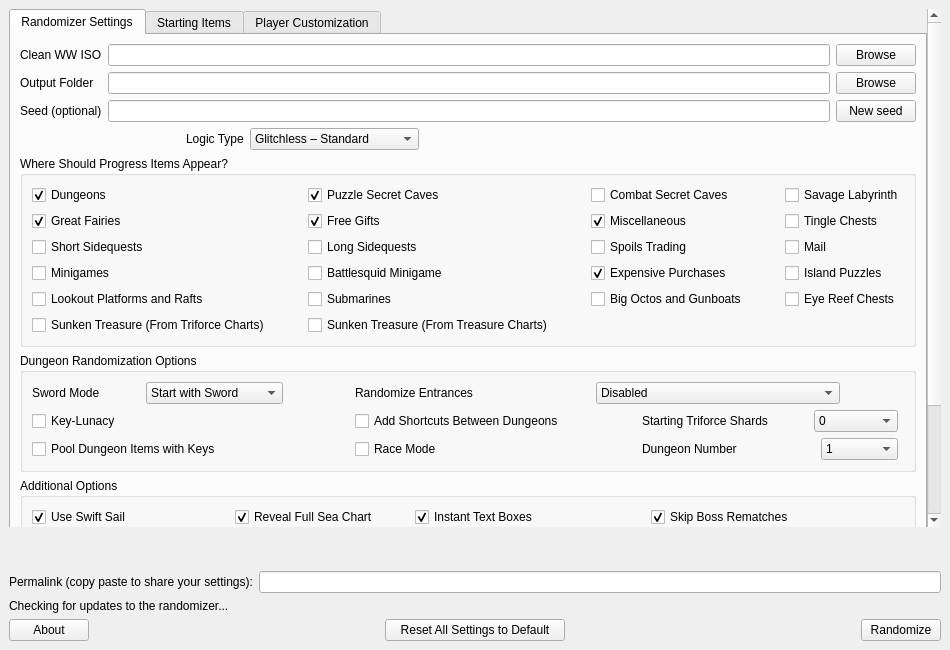
Old version of the form wwr_ui/randomizer_window.ui in the repository wooferzfg/wwrando.
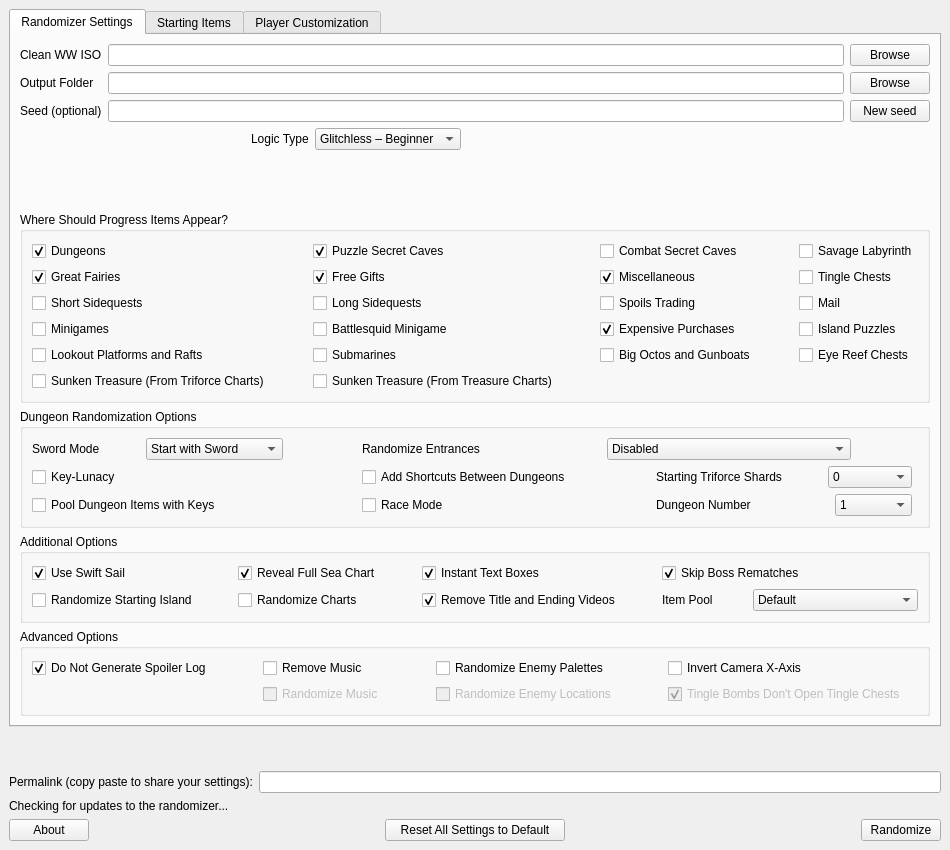
New version of the form.

Commit message:
Custom Logic Injection Finalization
Load function works as in tended
Included example files
Removed error casing (Crain)

Diff of the .ui file:
```diff
--- a/wwr_ui/randomizer_window.ui
+++ b/wwr_ui/randomizer_window.ui
@@ -7,7 +7,7 @@
     <x>0</x>
     <y>0</y>
     <width>950</width>
-    <height>650</height>
+    <height>850</height>
    </rect>
   </property>
   <property name="windowTitle">
@@ -29,7 +29,7 @@
          <x>0</x>
          <y>0</y>
          <width>944</width>
-         <height>730</height>
+         <height>753</height>
         </rect>
        </property>
        <layout class="QVBoxLayout" name="verticalLayout_4">
@@ -114,37 +114,8 @@
              </layout>
             </item>
             <item>
-             <layout class="QHBoxLayout" name="layout_for_logic">
-              <item>
-               <spacer name="horizontalSpacer_2">
-                <property name="orientation">
-                 <enum>Qt::Horizontal</enum>
-                </property>
-                <property name="sizeHint" stdset="0">
-                 <size>
-                  <width>40</width>
-                  <height>20</height>
-                 </size>
-                </property>
-               </spacer>
-              </item>
-              <item>
-               <widget class="QLabel" name="label_for_logic">
-                <property name="enabled">
-                 <bool>true</bool>
-                </property>
-                <property name="maximumSize">
-                 <size>
-                  <width>489</width>
-                  <height>16777215</height>
-                 </size>
-                </property>
-                <property name="text">
-                 <string>Logic Type</string>
-                </property>
-               </widget>
-              </item>
-              <item>
+             <layout class="QGridLayout" name="gridLayout">
+              <item row="0" column="3">
                <widget class="QComboBox" name="logic_mod">
                 <property name="minimumSize">
                  <size>
@@ -153,7 +124,7 @@
                  </size>
                 </property>
                 <property name="currentIndex">
-                 <number>1</number>
+                 <number>0</number>
                 </property>
                 <item>
                  <property name="text">
@@ -177,7 +148,7 @@
                 </item>
                 <item>
                  <property name="text">
-                  <string>Glitched – Lunatic (Crain)</string>
+                  <string>Glitched – Lunatic</string>
                  </property>
                 </item>
                 <item>
@@ -187,7 +158,7 @@
                 </item>
                </widget>
               </item>
-              <item>
+              <item row="0" column="4">
                <spacer name="horizontalSpacer_4">
                 <property name="orientation">
                  <enum>Qt::Horizontal</enum>
@@ -200,20 +171,7 @@
                 </property>
                </spacer>
               </item>
-              <item>
-               <spacer name="horizontalSpacer_3">
-                <property name="orientation">
-                 <enum>Qt::Horizontal</enum>
-                </property>
-                <property name="sizeHint" stdset="0">
-                 <size>
-                  <width>5</width>
-                  <height>20</height>
-                 </size>
-                </property>
-               </spacer>
-              </item>
-              <item>
+              <item row="0" column="5">
                <spacer name="horizontalSpacer">
                 <property name="orientation">
                  <enum>Qt::Horizontal</enum>
@@ -226,6 +184,42 @@
                 </property>
                </spacer>
               </item>
+              <item row="0" column="2">
+               <widget class="QLabel" name="label_for_logic">
+                <property name="enabled">
+                 <bool>true</bool>
+                </property>
+                <property name="maximumSize">
+                 <size>
+                  <width>489</width>
+                  <height>16777215</height>
+                 </size>
+                </property>
+                <property name="text">
+                 <string>Logic Type</string>
+                </property>
+               </widget>
+              </item>
+              <item row="0" column="1">
+               <spacer name="horizontalSpacer_2">
+                <property name="orientation">
+                 <enum>Qt::Horizontal</enum>
+                </property>
+                <property name="sizeHint" stdset="0">
+                 <size>
+                  <width>40</width>
+                  <height>20</height>
+                 </size>
+                </property>
+               </spacer>
+              </item>
+              <item row="1" column="2" colspan="3">
+               <widget class="QLabel" name="logic_desc">
+                <property name="text">
+                 <string/>
+                </property>
+               </widget>
+              </item>
              </layout>
             </item>
             <item>
@@ -295,16 +289,6 @@
                  </property>
                 </widget>
                </item>
-               <item row="1" column="2">
-                <widget class="QCheckBox" name="progression_free_gifts">
-                 <property name="text">
-                  <string>Free Gifts</string>
-                 </property>
-                 <property name="checked">
-                  <bool>true</bool>
-                 </property>
-                </widget>
-               </item>
                <item row="0" column="6">
                 <widget class="QCheckBox" name="progression_savage_labyrinth">
                  <property name="text">
@@ -312,16 +296,6 @@
                  </property>
                 </widget>
                </item>
-               <item row="0" column="2">
-                <widget class="QCheckBox" name="progression_puzzle_secret_caves">
-                 <property name="text">
-                  <string>Puzzle Secret Caves</string>
-                 </property>
-                 <property name="checked">
-                  <bool>true</bool>
-                 </property>
-                </widget>
-               </item>
                <item row="1" column="4">
                 <widget class="QCheckBox" name="progression_misc">
                  <property name="text">
@@ -332,6 +306,16 @@
                  </property>
                 </widget>
                </item>
+               <item row="0" column="2">
+                <widget class="QCheckBox" name="progression_puzzle_secret_caves">
+                 <property name="text">
+                  <string>Puzzle Secret Caves</string>
+                 </property>
+                 <property name="checked">
+                  <bool>true</bool>
+                 </property>
+                </widget>
+               </item>
                <item row="7" column="6">
                 <widget class="QCheckBox" name="progression_eye_reef_chests">
                  <property name="text">
@@ -448,6 +432,16 @@
                  </property>
                 </spacer>
                </item>
+               <item row="1" column="2">
+                <widget class="QCheckBox" name="progression_free_gifts">
+                 <property name="text">
+                  <string>Free Gifts</string>
+                 </property>
+                 <property name="checked">
+                  <bool>true</bool>
+                 </property>
+                </widget>
+               </item>
               </layout>
              </widget>
             </item>
@@ -1308,6 +1302,13 @@
                 </property>
                </spacer>
               </item>
+              <item>
+               <widget class="QCheckBox" name="no_heart_in_pool">
+                <property name="text">
+                 <string>No Additional Health in Pool</string>
+                </property>
+               </widget>
+              </item>
              </layout>
             </item>
            </layout>
```
The commit also changes 13 other files.
